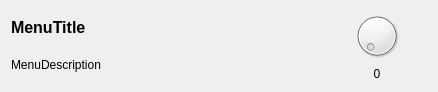
Qt form Nucleus/gui/settings/menu_dial.ui (SilMon/NucDetect) before a commit.
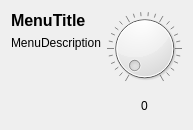
The same form after that commit.

Diff of the .ui file:
```diff
--- a/Nucleus/gui/settings/menu_dial.ui
+++ b/Nucleus/gui/settings/menu_dial.ui
@@ -6,10 +6,16 @@
    <rect>
     <x>0</x>
     <y>0</y>
-    <width>438</width>
-    <height>91</height>
+    <width>182</width>
+    <height>130</height>
    </rect>
   </property>
+  <property name="sizePolicy">
+   <sizepolicy hsizetype="Expanding" vsizetype="Minimum">
+    <horstretch>0</horstretch>
+    <verstretch>0</verstretch>
+   </sizepolicy>
+  </property>
   <property name="windowTitle">
    <string>Dialog</string>
   </property>
@@ -17,7 +23,7 @@
    <item>
     <layout class="QHBoxLayout" name="horizontalLayout" stretch="0,0">
      <item>
-      <layout class="QVBoxLayout" name="verticalLayout_2" stretch="0,0">
+      <layout class="QVBoxLayout" name="verticalLayout_2" stretch="0,0,0">
        <property name="sizeConstraint">
         <enum>QLayout::SetDefaultConstraint</enum>
        </property>
@@ -39,6 +45,9 @@
          <property name="text">
           <string>MenuTitle</string>
          </property>
+         <property name="wordWrap">
+          <bool>true</bool>
+         </property>
         </widget>
        </item>
        <item>
@@ -52,14 +61,46 @@
          <property name="text">
           <string>MenuDescription</string>
          </property>
+         <property name="wordWrap">
+          <bool>true</bool>
+         </property>
         </widget>
        </item>
+       <item>
+        <spacer name="verticalSpacer">
+         <property name="orientation">
+          <enum>Qt::Vertical</enum>
+         </property>
+         <property name="sizeHint" stdset="0">
+          <size>
+           <width>20</width>
+           <height>40</height>
+          </size>
+         </property>
+        </spacer>
+       </item>
       </layout>
      </item>
      <item>
       <layout class="QVBoxLayout" name="verticalLayout_3">
        <item>
-        <widget class="QDial" name="dial"/>
+        <widget class="QDial" name="dial">
+         <property name="sizePolicy">
+          <sizepolicy hsizetype="Minimum" vsizetype="Minimum">
+           <horstretch>0</horstretch>
+           <verstretch>0</verstretch>
+          </sizepolicy>
+         </property>
+         <property name="maximumSize">
+          <size>
+           <width>75</width>
+           <height>75</height>
+          </size>
+         </property>
+         <property name="notchesVisible">
+          <bool>true</bool>
+         </property>
+        </widget>
        </item>
        <item>
         <widget class="QLabel" name="label">
```
Left out of the diff: 2 changed lines with no effect on the pictures.
